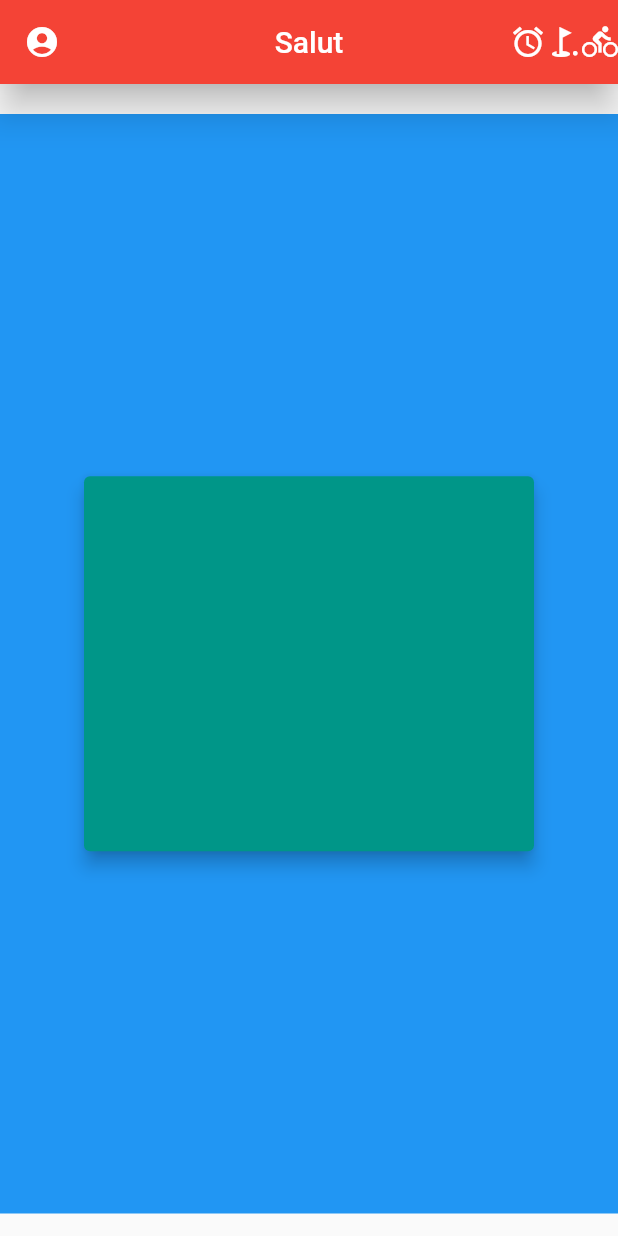
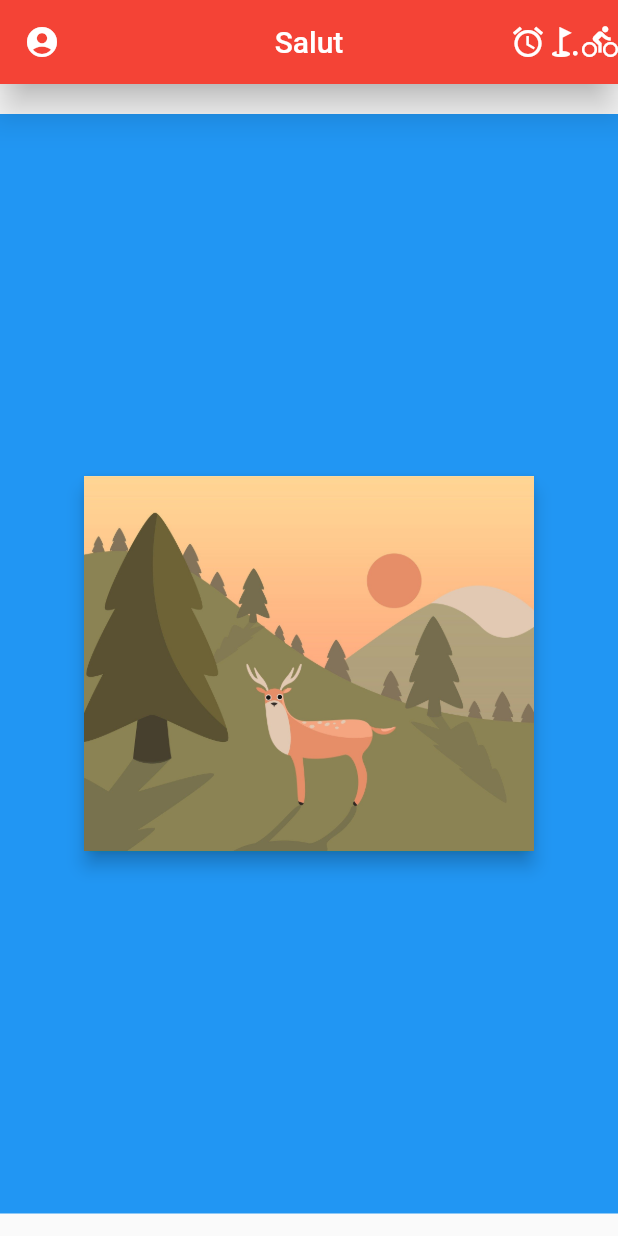
Before and after one commit to Lebeil/flutter_mobile, a Flutter app: the screen it shows after launch, on a phone screen of 412 x 824 dp. Run offline on Flutter 3.47's test engine with Material 2 defaults, Android fonts, the phone set to English and light mode, and no system bars.

```diff
--- a/lib/main.dart
+++ b/lib/main.dart
@@ -45,14 +45,18 @@ class _Home extends State<Home> {
       body: Container(
         color: Colors.blue,
         margin: const EdgeInsets.only(top: 20.0, bottom: 15.0),
-        child: const Center(
+        child: Center(
           child: Card(
             elevation: 5.0,
             color: Colors.teal,
             child: SizedBox(
               width: 300.0,
               height: 250.0,
-            )
+              child: Image.asset(
+                'images/landscape.jpg',
+                fit: BoxFit.cover,
+              )
+            ),
           )
         )
       )
--- a/pubspec.yaml
+++ b/pubspec.yaml
@@ -58,7 +58,8 @@ flutter:
   uses-material-design: true
 
   # To add assets to your application, add an assets section, like this:
-  # assets:
+  assets:
+    - images/landscape.jpg
   #   - images/a_dot_burr.jpeg
   #   - images/a_dot_ham.jpeg
 
```
Also changed, not shown: images/landscape.jpg (added).
